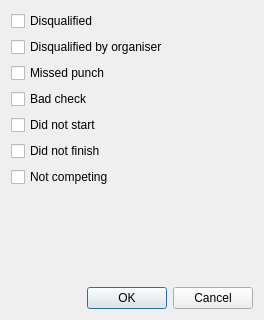
Quick-Event/quickbox, file quickevent/app/quickevent/plugins/Runs/src/runflagsdialog.ui: the form before one commit.
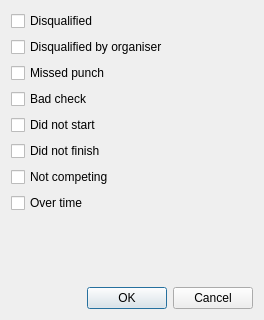
The form after the commit.

Commit message: Add OverTime to Result flags - extend DbSchema & RunFlags dialog

```diff
--- a/quickevent/app/quickevent/plugins/Runs/src/runflagsdialog.ui
+++ b/quickevent/app/quickevent/plugins/Runs/src/runflagsdialog.ui
@@ -66,6 +66,13 @@
      </property>
     </widget>
    </item>
+   <item>
+    <widget class="QCheckBox" name="cbxOverTime">
+     <property name="text">
+      <string>Over time</string>
+     </property>
+    </widget>
+   </item>
    <item>
     <spacer name="verticalSpacer">
      <property name="orientation">
```
Left out of the diff: 3 changed lines with no effect on the pictures. The commit also changes 4 other files.
